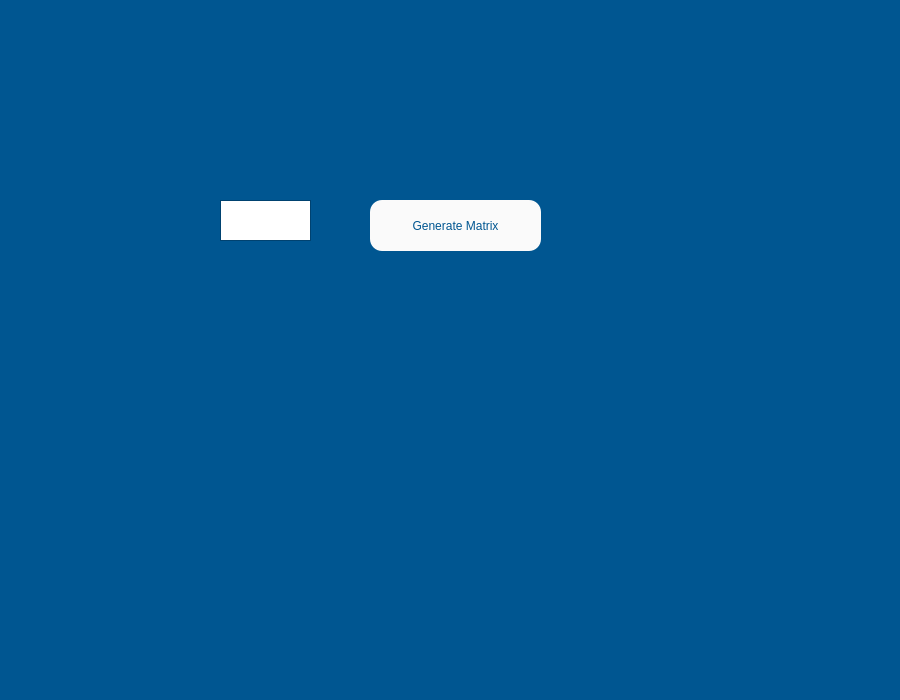
Old version of the form Designer/full_pivoting_window.ui in the repository ManuelG28/Numerikiando.
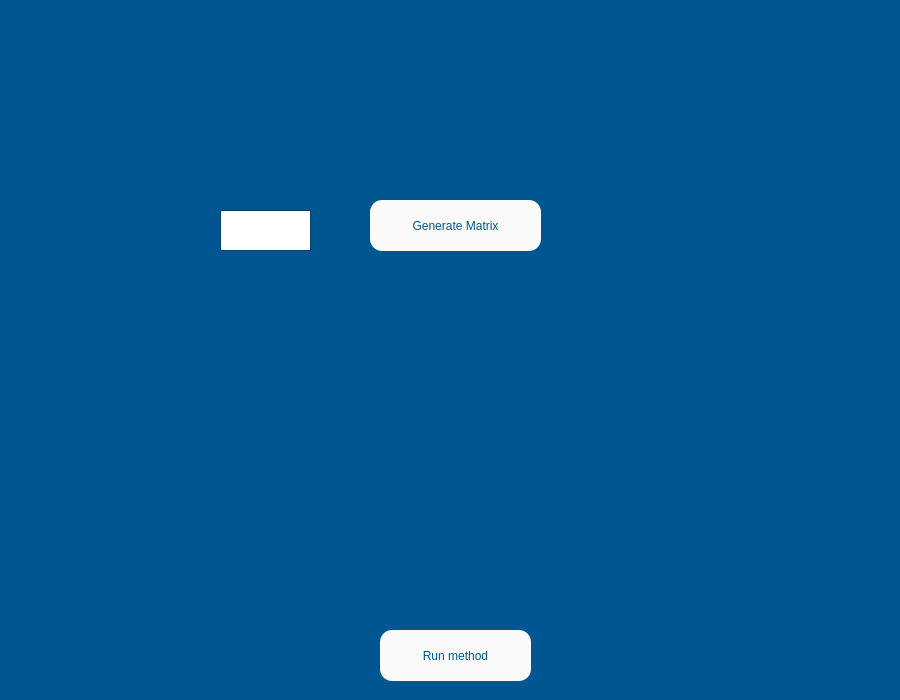
New version of the form. Icons and pictures are not drawn.

Commit message: Adding matrix method and improving the structure

The edit to the form file:
```diff
--- a/Designer/full_pivoting_window.ui
+++ b/Designer/full_pivoting_window.ui
@@ -10,6 +10,18 @@
     <height>700</height>
    </rect>
   </property>
+  <property name="minimumSize">
+   <size>
+    <width>900</width>
+    <height>700</height>
+   </size>
+  </property>
+  <property name="maximumSize">
+   <size>
+    <width>900</width>
+    <height>700</height>
+   </size>
+  </property>
   <property name="palette">
    <palette>
     <active>
@@ -96,8 +108,8 @@
   <widget class="QLabel" name="label_5">
    <property name="geometry">
     <rect>
-     <x>80</x>
-     <y>200</y>
+     <x>90</x>
+     <y>210</y>
      <width>81</width>
      <height>41</height>
     </rect>
@@ -116,7 +128,7 @@
    <property name="geometry">
     <rect>
      <x>220</x>
-     <y>200</y>
+     <y>210</y>
      <width>91</width>
      <height>41</height>
     </rect>
@@ -147,6 +159,26 @@
     <string>Generate Matrix</string>
    </property>
   </widget>
+  <widget class="QPushButton" name="run_button">
+   <property name="geometry">
+    <rect>
+     <x>380</x>
+     <y>630</y>
+     <width>151</width>
+     <height>51</height>
+    </rect>
+   </property>
+   <property name="styleSheet">
+    <string notr="true">background-color: rgb(250, 250, 250);
+font: 15pt &quot;MS Shell Dlg 2&quot;;
+color: rgb(0, 86, 145);
+border-radius: 12px;
+</string>
+   </property>
+   <property name="text">
+    <string>Run method</string>
+   </property>
+  </widget>
  </widget>
  <resources>
   <include location="../UserInterface/Util/Images/link.qrc"/>
```
Left out of the diff: 3 changed lines with no effect on the pictures. The commit also changes 23 other files.
